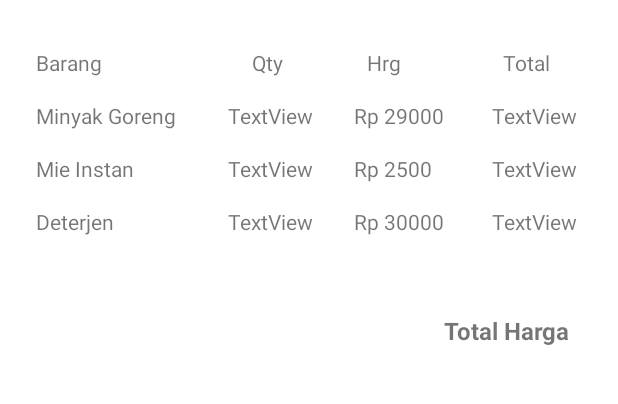
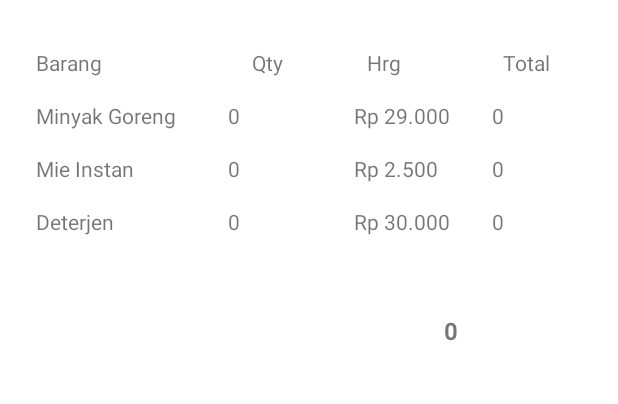
Before and after one commit to nazlafirqina/tugasBelanja, an Android app: the hasil screen opened directly, with no data from a screen before it, on a phone screen of 412 x 824 dp, the part 188-592 px from its top. Run offline under Robolectric (Android 15) with nearby library versions, the phone set to English and light mode, and no system bars.

```diff
--- a/app/src/main/java/com/example/belanja/hasil.java
+++ b/app/src/main/java/com/example/belanja/hasil.java
@@ -3,56 +3,59 @@ package com.example.belanja;
 import androidx.appcompat.app.AppCompatActivity;
 
 import android.os.Bundle;
+import android.util.Log;
 import android.widget.TextView;
 
 public class hasil extends AppCompatActivity {
 
-    private Integer hasil1;
-    private Integer hasil2;
-    private Integer hasil3;
+    public static final String KEY_MINYAK = "MINYAK";
+    public static final String KEY_MIEINSTAN = "MIEINSTAN";
+    public static final String KEY_DETERJEN = "DETERJEN";
 
-    private TextView totalBelanja, totalMinyak, totalMie, totalDeterjen;
-    private  TextView qtyMinyak, qtyMie, qtyDeterjen;
+
+
+    private TextView tvTotalBelanja, tvTotalMinyak, tvTotalMie, tvTotalDeterjen, tvQtyMinyak, tvQtyMie, tvQtyDeterjen;
 
     @Override
     protected void onCreate(Bundle savedInstanceState) {
         super.onCreate(savedInstanceState);
         setContentView(R.layout.activity_hasil);
 
-        totalBelanja = findViewById(R.id.totalBelanja);
-        totalMinyak = findViewById(R.id.totalMinyak);
-        totalMie= findViewById(R.id.totalMie);
-        totalDeterjen = findViewById(R.id.totalDeterjen);
-        qtyMinyak = findViewById(R.id.qtyMinyak);
-        qtyMie = findViewById(R.id.qtyMie);
-        qtyDeterjen = findViewById(R.id.qtyDeterjen);
+        tvTotalBelanja = findViewById(R.id.totalBelanja);
+        tvTotalMinyak = findViewById(R.id.totalMinyak);
+        tvTotalMie = findViewById(R.id.totalMie);
+        tvTotalDeterjen = findViewById(R.id.totalDeterjen);
+        tvQtyMinyak = findViewById(R.id.qtyMinyak);
+        tvQtyMie = findViewById(R.id.qtyMie);
+        tvQtyDeterjen = findViewById(R.id.qtyDeterjen);
 
 
-        Bundle bundle = getIntent().getExtras().getBundle("bundle");
+//        Bundle bundle = getIntent().getExtras().getBundle("bundle");
+//
+        Integer qtyMinyak = getIntent().getIntExtra(KEY_MINYAK, 0);
+        Integer qtyMie = getIntent().getIntExtra(KEY_MIEINSTAN, 0);
+        Integer qtyDeterjen = getIntent().getIntExtra(KEY_DETERJEN, 0);
+        Log.e("IntentCatch", qtyMinyak.toString() + " " + qtyMie.toString() + " " + qtyDeterjen.toString());
+//
+//
+        Integer totalMinyak = qtyMinyak * 29000;
+        Integer totalIndomie = qtyMie * 2500;
+        Integer totalDeterjen = qtyDeterjen * 30000;
+//
+        Integer totalHarga = totalMinyak + totalIndomie + totalDeterjen;
+//
+        tvTotalBelanja.setText(totalHarga.toString());
 
-        hasil1 = getIntent().getExtras().getInt("minyak");
-        hasil2 = getIntent().getExtras().getInt("mieInstan");
-        hasil3 = getIntent().getExtras().getInt("deterjen");
+        tvTotalMinyak.setText(totalMinyak.toString());
 
+        tvTotalMie.setText(totalIndomie.toString());
 
-        Integer totalMinyak1 = hasil1 * 29000;
-        Integer totalIndomie1 = hasil2 * 2500;
-        Integer totalDeterjen1 = hasil3 * 30000;
+        tvTotalDeterjen.setText(totalDeterjen.toString());
 
-        Integer totalHarga = totalMinyak1 + totalIndomie1 + totalDeterjen1;
+        tvQtyMinyak.setText(qtyMinyak.toString());
 
-        totalBelanja.setText(totalHarga);
+        tvQtyMie.setText(qtyMie.toString());
 
-        totalMinyak.setText(totalMinyak1);
-
-        totalMie.setText(totalIndomie1);
-
-        totalMinyak.setText(totalDeterjen1);
-
-        qtyMinyak.setText(hasil1);
-
-        qtyMie.setText(hasil2);
-
-        qtyMinyak.setText(hasil3);
+        tvQtyDeterjen.setText(qtyDeterjen.toString());
     }
 }
--- a/app/src/main/res/layout/activity_hasil.xml
+++ b/app/src/main/res/layout/activity_hasil.xml
@@ -11,7 +11,7 @@
         android:layout_width="wrap_content"
         android:layout_height="wrap_content"
         android:layout_marginStart="236dp"
-        android:text="Rp 30000"
+        android:text="Rp 30.000"
         app:layout_constraintStart_toStartOf="parent"
         app:layout_constraintTop_toTopOf="@+id/textView11" />
 
@@ -107,7 +107,7 @@
         android:layout_width="wrap_content"
         android:layout_height="wrap_content"
         android:layout_marginStart="236dp"
-        android:text="Rp 29000"
+        android:text="Rp 29.000"
         app:layout_constraintStart_toStartOf="parent"
         app:layout_constraintTop_toTopOf="@+id/textView9" />
 
@@ -116,12 +116,12 @@
         android:layout_width="wrap_content"
         android:layout_height="wrap_content"
         android:layout_marginStart="236dp"
-        android:text="Rp 2500"
+        android:text="Rp 2.500"
         app:layout_constraintStart_toStartOf="parent"
         app:layout_constraintTop_toTopOf="@+id/textView10" />
 
     <TextView
-        android:id="@+id/qtyMinyak"
+        android:id="@+id/tvTotal"
         android:layout_width="wrap_content"
         android:layout_height="wrap_content"
         android:layout_marginStart="68dp"
@@ -130,7 +130,7 @@
         app:layout_constraintTop_toTopOf="@+id/textView15" />
 
     <TextView
-        android:id="@+id/textView20"
+        android:id="@+id/qtyMinyak"
         android:layout_width="wrap_content"
         android:layout_height="wrap_content"
         android:layout_marginStart="152dp"
--- a/app/src/main/res/layout/activity_main.xml
+++ b/app/src/main/res/layout/activity_main.xml
@@ -24,7 +24,7 @@
         android:layout_height="wrap_content"
         android:layout_marginStart="24dp"
         android:layout_marginTop="16dp"
-        android:text="Rp 29.000"
+        android:text="Rp 30.000"
         android:textColor="#121212"
         app:layout_constraintStart_toStartOf="parent"
         app:layout_constraintTop_toBottomOf="@+id/textView6" />
@@ -113,7 +113,7 @@
         android:layout_height="wrap_content"
         android:layout_marginStart="24dp"
         android:layout_marginTop="16dp"
-        android:text="Rp 29.000"
+        android:text="Rp 5.000"
         android:textColor="#121212"
         app:layout_constraintStart_toStartOf="parent"
         app:layout_constraintTop_toBottomOf="@+id/textView4" />
--- a/build.gradle
+++ b/build.gradle
@@ -5,7 +5,7 @@ buildscript {
         mavenCentral()
     }
     dependencies {
-        classpath "com.android.tools.build:gradle:7.0.0"
+        classpath 'com.android.tools.build:gradle:4.2.2'
 
         // NOTE: Do not place your application dependencies here; they belong
         // in the individual module build.gradle files
```
Also changed, not shown: app/src/main/java/com/example/belanja/MainActivity.java (+55 -15 lines).
